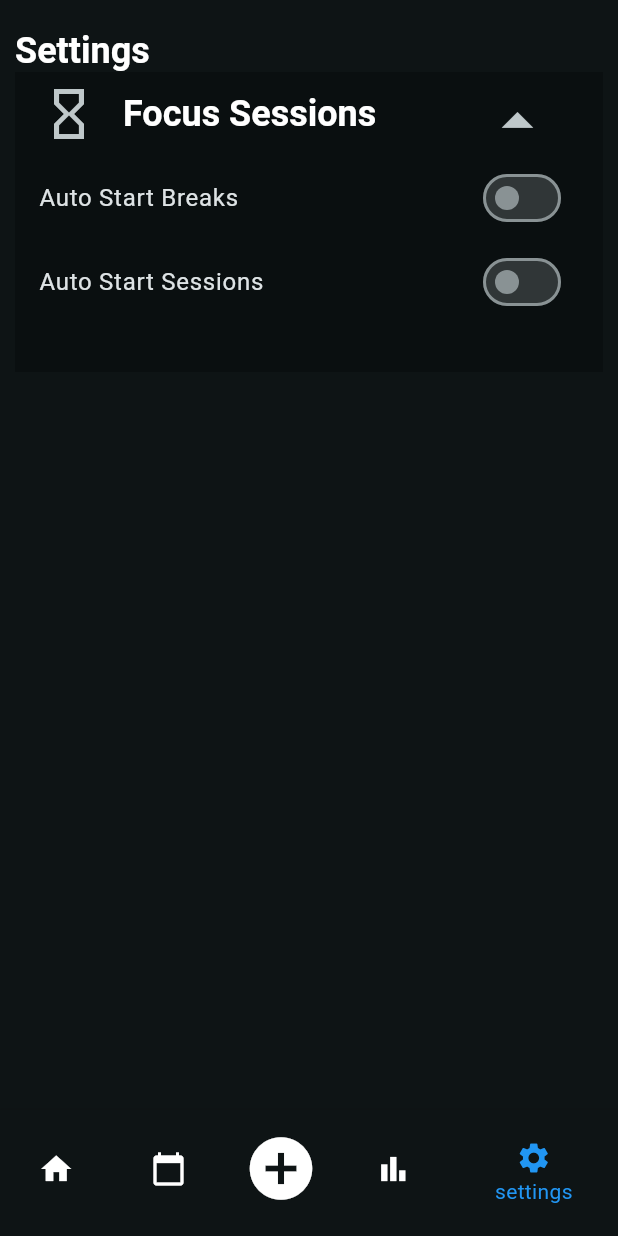
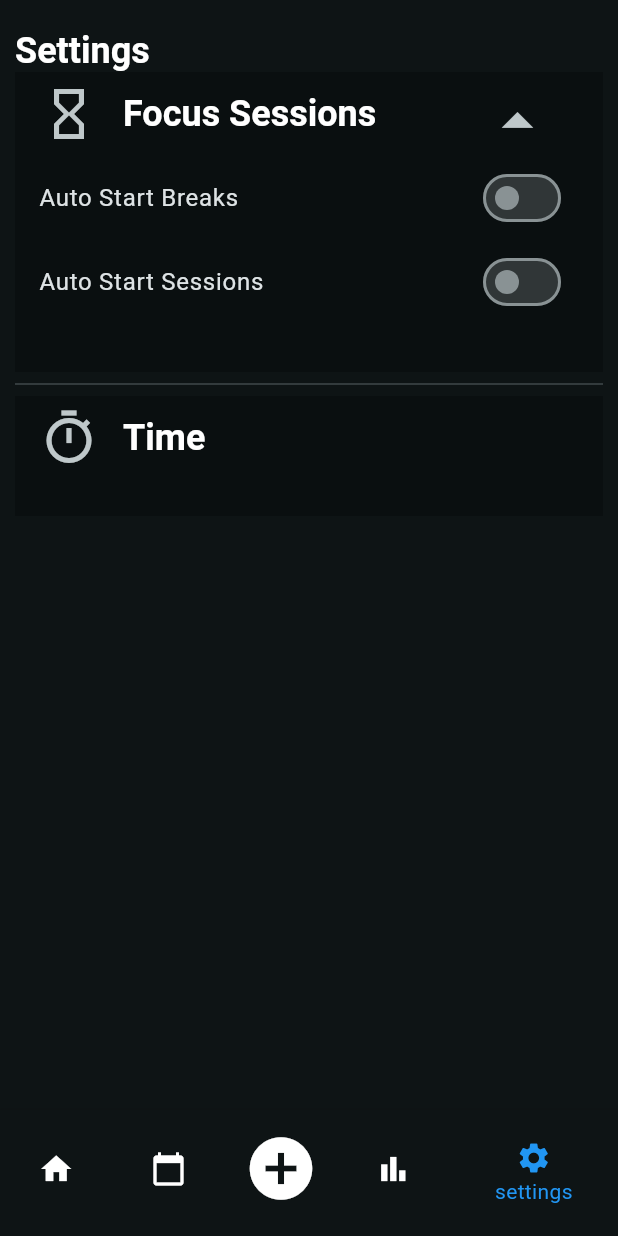
Before and after one commit to chotixity/TODO, a Flutter app: the screen it shows after launch, item 5 of the bottom bar chosen, after a tap on the "arrow drop down" icon, on a phone screen of 412 x 824 dp. Run offline on Flutter 3.47's test engine with Material 2 defaults, Android fonts, the phone set to English and light mode, and no system bars.

Commit message:
refactored code

```diff
--- a/lib/screens/settings.dart
+++ b/lib/screens/settings.dart
@@ -8,13 +8,14 @@ class SettingsPage extends StatefulWidget {
 }
 
 class _SettingsPageState extends State<SettingsPage> {
-  bool _expanded = false;
+  bool _focusSessionExpanded = false;
+  final bool _timeExpanded = false;
   bool _autoStartBreaks = false;
   bool _autoStartSessions = false;
 
   void _toggleExpanded() {
     setState(() {
-      _expanded = !_expanded;
+      _focusSessionExpanded = !_focusSessionExpanded;
     });
   }
 
@@ -34,9 +35,20 @@ class _SettingsPageState extends State<SettingsPage> {
             child: ListView(
               children: [
                 focusSessions(theme),
+                const Divider(),
                 Container(
-                  height: ,
+                  height: _timeExpanded ? 100 : 80,
                   decoration: const BoxDecoration(color: Colors.black26),
+                  child: ListTile(
+                    title: Text(
+                      'Time',
+                      style: theme.textTheme.displayMedium,
+                    ),
+                    leading: const Icon(
+                      Icons.timer_outlined,
+                      size: 40,
+                    ),
+                  ),
                 )
               ],
             ),
@@ -49,7 +61,7 @@ class _SettingsPageState extends State<SettingsPage> {
   Container focusSessions(ThemeData theme) {
     return Container(
       decoration: const BoxDecoration(color: Colors.black26),
-      height: _expanded ? 200 : 80,
+      height: _focusSessionExpanded ? 200 : 80,
       child: Column(
         children: [
           ListTile(
@@ -66,12 +78,14 @@ class _SettingsPageState extends State<SettingsPage> {
                 _toggleExpanded();
               },
               icon: Icon(
-                _expanded ? Icons.arrow_drop_up : Icons.arrow_drop_down,
+                _focusSessionExpanded
+                    ? Icons.arrow_drop_up
+                    : Icons.arrow_drop_down,
                 size: 50,
               ),
             ),
           ),
-          if (_expanded)
+          if (_focusSessionExpanded)
             SwitchListTile(
               //secondary: const Icon(Icons.hourglass_empty),
               title: const Text('Auto Start Breaks'),
@@ -82,7 +96,7 @@ class _SettingsPageState extends State<SettingsPage> {
                 });
               },
             ),
-          if (_expanded)
+          if (_focusSessionExpanded)
             SwitchListTile(
               //secondary: const Icon(Icons.hourglass_empty),
               title: const Text('Auto Start Sessions'),
@@ -100,3 +114,24 @@ class _SettingsPageState extends State<SettingsPage> {
     );
   }
 }
+
+class customTile extends StatelessWidget {
+  final IconData icon;
+  final String title;
+  const customTile(this.icon, this.title, {super.key});
+
+  @override
+  Widget build(BuildContext context) {
+    final theme = Theme.of(context);
+    return ListTile(
+      leading: Icon(
+        icon,
+        size: 40,
+      ),
+      title: Text(
+        title,
+        style: theme.textTheme.displayMedium,
+      ),
+    );
+  }
+}
--- a/pubspec.yaml
+++ b/pubspec.yaml
@@ -36,6 +36,7 @@ dependencies:
   # Use with the CupertinoIcons class for iOS style icons.
   cupertino_icons: ^1.0.2
   intl: ^0.18.1
+  provider: ^6.0.5
 
 dev_dependencies:
   flutter_test:
```
Also changed, not shown: pubspec.lock.
